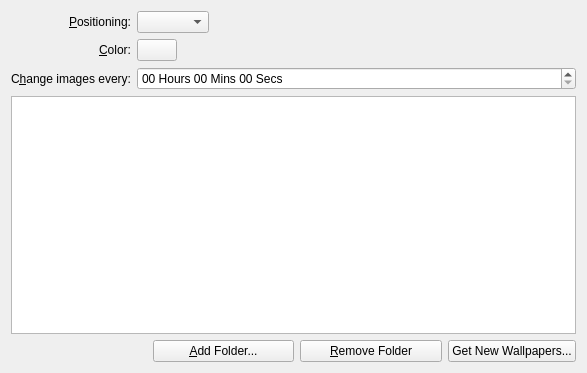
This is plasma/generic/wallpapers/image/slideshowconfig.ui in mgottschlag/kwin-tiling as Qt 5 draws it before an edit. The edited form follows.
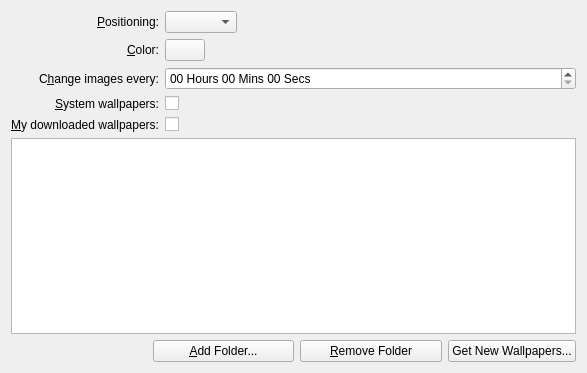
This is the edited form. Custom widgets are drawn as their Qt base class.

Commit message: Added System wallpapers and My downloaded wallpapers checkboxes to slideshow configuration. BUG: 253360

```diff
--- a/plasma/generic/wallpapers/image/slideshowconfig.ui
+++ b/plasma/generic/wallpapers/image/slideshowconfig.ui
@@ -141,10 +141,10 @@
      </property>
     </widget>
    </item>
-   <item row="3" column="0" colspan="3">
+   <item row="7" column="0" colspan="3">
     <widget class="KListWidget" name="m_dirlist"/>
    </item>
-   <item row="4" column="0" colspan="3">
+   <item row="9" column="0" colspan="3">
     <layout class="QHBoxLayout" name="horizontalLayout_2">
      <item>
       <spacer name="horizontalSpacer">
@@ -197,24 +197,76 @@
      </item>
     </layout>
    </item>
+   <item row="3" column="0">
+    <widget class="QLabel" name="label">
+     <property name="text">
+      <string>&amp;System wallpapers:</string>
+     </property>
+     <property name="alignment">
+      <set>Qt::AlignRight|Qt::AlignTrailing|Qt::AlignVCenter</set>
+     </property>
+     <property name="buddy">
+      <cstring>m_systemCheckBox</cstring>
+     </property>
+    </widget>
+   </item>
+   <item row="5" column="0">
+    <widget class="QLabel" name="label_3">
+     <property name="text">
+      <string>&amp;My downloaded wallpapers:</string>
+     </property>
+     <property name="alignment">
+      <set>Qt::AlignRight|Qt::AlignTrailing|Qt::AlignVCenter</set>
+     </property>
+     <property name="buddy">
+      <cstring>m_downloadedCheckBox</cstring>
+     </property>
+    </widget>
+   </item>
+   <item row="3" column="1">
+    <widget class="QCheckBox" name="m_systemCheckBox">
+     <property name="toolTip">
+      <string>Use system-installed wallpapers in slideshow</string>
+     </property>
+     <property name="text">
+      <string/>
+     </property>
+     <property name="checked">
+      <bool>false</bool>
+     </property>
+    </widget>
+   </item>
+   <item row="5" column="1">
+    <widget class="QCheckBox" name="m_downloadedCheckBox">
+     <property name="toolTip">
+      <string>Use wallpapers I have downloaded with &quot;Get New Wallpapers...&quot; in slideshow</string>
+     </property>
+     <property name="text">
+      <string/>
+     </property>
+     <property name="checked">
+      <bool>false</bool>
+     </property>
+    </widget>
+   </item>
   </layout>
  </widget>
  <customwidgets>
+  <customwidget>
+   <class>KColorButton</class>
+   <extends>QPushButton</extends>
+   <header>kcolorbutton.h</header>
+  </customwidget>
+  <customwidget>
+   <class>KPushButton</class>
+   <extends>QPushButton</extends>
+   <header>kpushbutton.h</header>
+  </customwidget>
   <customwidget>
    <class>KListWidget</class>
    <extends>QListWidget</extends>
    <header>klistwidget.h</header>
   </customwidget>
-  <customwidget>
-   <class>KPushButton</class>
-   <extends>QPushButton</extends>
-   <header>kpushbutton.h</header>
-  </customwidget>
-  <customwidget>
-   <class>KColorButton</class>
-   <extends>QPushButton</extends>
-   <header>kcolorbutton.h</header>
-  </customwidget>
  </customwidgets>
  <resources/>
  <connections/>
```
Left out of the diff: 11 changed lines with no effect on the pictures. The commit also changes 2 other files.
